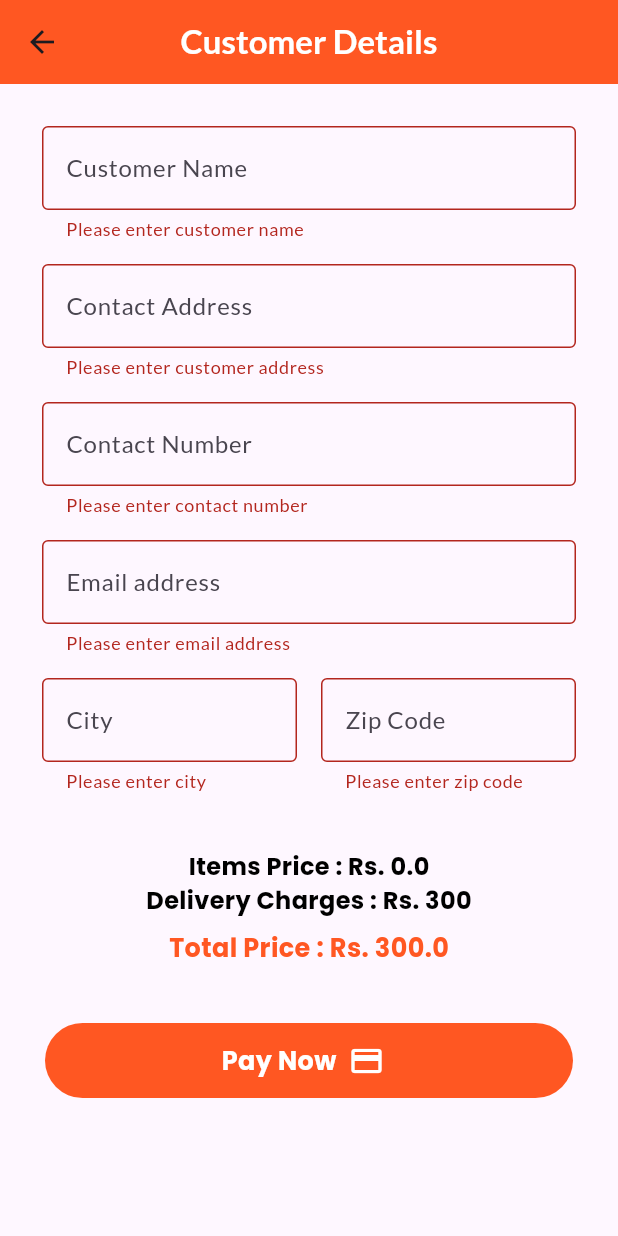
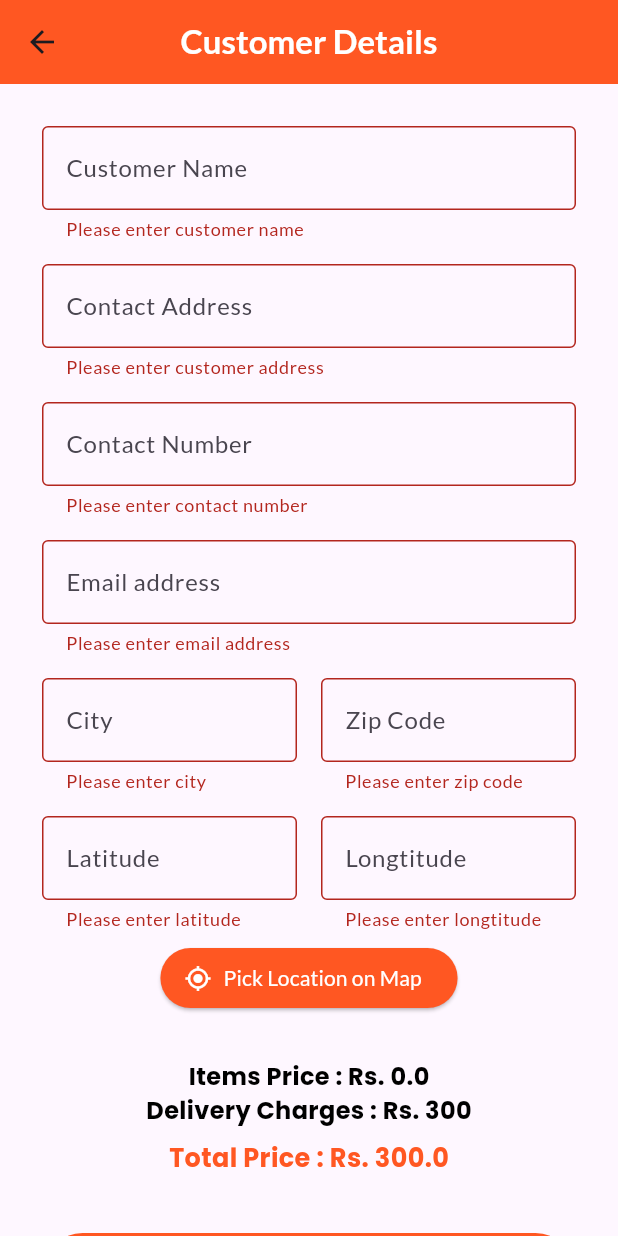
Before and after one commit to HiranthaDissanayake/Online_Shopping_app, a Flutter app: the OrderDetails screen opened directly, after a tap on "Pay Now", on a phone screen of 412 x 824 dp. Run offline on Flutter 3.47's test engine with Material 3 defaults, Android fonts, the phone set to English and light mode, and no system bars; our stand-ins replace cached_network_image, curved_navigation_bar, geolocator, google_fonts, google_maps_flutter; missing offline and left inert: flutter_stripe; network calls fail.

Commit message:
Added select customer location feature

```diff
--- a/online_shopping_app/Frontend/lib/Services/Api.dart
+++ b/online_shopping_app/Frontend/lib/Services/Api.dart
@@ -5,7 +5,7 @@ import 'package:online_shopping_app/components/bottomNavBar.dart';
 
 class Api {
 
-  static const baseUrl = "http://192.168.165.38:5001/api/";
+  static const baseUrl = "http://192.168.82.38:5001/api/";
 
   // POST API for register user
 
--- a/online_shopping_app/Frontend/lib/pages/item.dart
+++ b/online_shopping_app/Frontend/lib/pages/item.dart
@@ -283,7 +283,6 @@ class _ItemState extends State<Item> {
                     backgroundColor: Colors.deepOrange,
                   ),
                   onPressed: () {
-                    print("Current Count: $_count");
                     Provider.of<CartProvider>(context, listen: false).addToCart({
                       "name": widget.item["name"],
                       "price": widget.item["price"],
--- a/online_shopping_app/Frontend/lib/pages/order_details.dart
+++ b/online_shopping_app/Frontend/lib/pages/order_details.dart
@@ -2,6 +2,7 @@ import 'package:flutter/material.dart';
 import 'package:online_shopping_app/Provider/cartProvider.dart';
 import 'package:online_shopping_app/Services/Api.dart';
 import 'package:online_shopping_app/Services/stripe_services.dart';
+import 'package:online_shopping_app/pages/location_screen.dart';
 import 'package:provider/provider.dart';
 
 class OrderDetails extends StatefulWidget {
@@ -21,6 +22,25 @@ class _OrderDetailsState extends State<OrderDetails> {
   final TextEditingController _cityController = TextEditingController();
   final TextEditingController _zipCodeController = TextEditingController();
   final _formkey = GlobalKey<FormState>();
+
+  TextEditingController latitudeController = TextEditingController();
+  TextEditingController longitudeController = TextEditingController();
+  bool isLoading = false;
+
+  // Function to get user's current location
+  Future<void> _getLocation() async {
+    final selectedLocation = await Navigator.push(
+      context,
+      MaterialPageRoute(builder: (context) => MapScreen()),
+    );
+
+    if (selectedLocation != null) {
+      setState(() {
+        latitudeController.text = selectedLocation.latitude.toString();
+        longitudeController.text = selectedLocation.longitude.toString();
+      });
+    }
+  }
 
   @override
   Widget build(BuildContext context) {
@@ -100,7 +120,6 @@ class _OrderDetailsState extends State<OrderDetails> {
                         keyboardType: TextInputType.phone,
                       ),
                     ),
-
                     Padding(
                       padding: const EdgeInsets.all(8.0),
                       child: TextFormField(
@@ -113,8 +132,10 @@ class _OrderDetailsState extends State<OrderDetails> {
                           return null;
                         },
                         decoration: InputDecoration(
-                            helperText: "*Please enter email address only that you use to login",
-                            helperStyle: TextStyle(fontSize: 13,color: Colors.red),
+                            helperText:
+                                "*Please enter email address only that you use to login",
+                            helperStyle:
+                                TextStyle(fontSize: 13, color: Colors.red),
                             border: OutlineInputBorder(),
                             hintText: "Email address"),
                         keyboardType: TextInputType.text,
@@ -160,6 +181,53 @@ class _OrderDetailsState extends State<OrderDetails> {
                         ),
                       ],
                     ),
+                    Row(
+                      children: [
+                        Expanded(
+                          child: Padding(
+                            padding: const EdgeInsets.all(8.0),
+                            child: TextFormField(
+                                decoration: InputDecoration(
+
+                                    border: OutlineInputBorder(),
+                                    hintText: "Latitude"),
+                                controller: latitudeController,
+                                readOnly: true,
+                                validator: (value) {
+                                  if (value == null || value.isEmpty) {
+                                    return 'Please enter latitude';
+                                  }
+                                  return null;
+                                }),
+                          ),
+                        ),
+                        Expanded(
+                          child: Padding(
+                            padding: const EdgeInsets.all(8.0),
+                            child: TextFormField(
+                                decoration: InputDecoration(
+                                    border: OutlineInputBorder(),
+                                    hintText: "Longtitude"),
+                                controller: longitudeController,
+                                readOnly: true,
+                                validator: (value) {
+                                  if (value == null || value.isEmpty) {
+                                    return 'Please enter longtitude';
+                                  }
+                                  return null;
+                                }),
+                          ),
+                        ),
+                      ],
+                    ),
+                    ElevatedButton.icon(
+                      style: ElevatedButton.styleFrom(
+                          backgroundColor: Colors.deepOrange),
+                      onPressed: _getLocation,
+                      icon: Icon(Icons.my_location, color: Colors.white),
+                      label: Text('Pick Location on Map',
+                          style: TextStyle(color: Colors.white)),
+                    ),
                     Padding(
                       padding: const EdgeInsets.only(top: 30),
                       child: Text(
@@ -194,12 +262,20 @@ class _OrderDetailsState extends State<OrderDetails> {
                   child: GestureDetector(
                     onTap: () async {
                       if (_formkey.currentState!.validate()) {
+                        String latitude = latitudeController.text.trim();
+                        String longitude = longitudeController.text.trim();
+
+                        if (latitude.isEmpty || longitude.isEmpty) {
+                          ScaffoldMessenger.of(context).showSnackBar(SnackBar(
+                              content:
+                                  Text('Please enter or fetch your location')));
+                          return;
+                        }
                         bool paymentSuccess =
                             await StripePaymentService.processPayment(
                                 cartProvider.totalPrice);
 
                         if (paymentSuccess) {
-
                           // create map to store delivery details
                           var deleveryDetails = {
                             "name": _nameController.text,
@@ -208,18 +284,18 @@ class _OrderDetailsState extends State<OrderDetails> {
                             "email": _emailController.text,
                             "city": _cityController.text,
                             "zip": _zipCodeController.text,
+                            "latitude": latitude,
+                            "longitude": longitude,
                             "price": cartProvider.totalPrice + 300,
                           };
 
                           // pass the delivery details to api
                           Api.storeOrder(deleveryDetails, context);
 
-
-                          ScaffoldMessenger.of(context).showSnackBar(
-                              SnackBar(
-                                content: Text("Payment Successful!"),
-                                backgroundColor: Colors.green,
-                                ));
+                          ScaffoldMessenger.of(context).showSnackBar(SnackBar(
+                            content: Text("Payment Successful!"),
+                            backgroundColor: Colors.green,
+                          ));
                         } else {
                           ScaffoldMessenger.of(context).showSnackBar(
                               SnackBar(content: Text("Payment Failed!")));
--- a/online_shopping_app/Frontend/lib/pages/orders.dart
+++ b/online_shopping_app/Frontend/lib/pages/orders.dart
@@ -4,7 +4,7 @@ import 'package:online_shopping_app/Services/Api.dart';
 class Orders extends StatelessWidget {
   final String? userId; // User ID parameter
 
-  Orders({super.key, required this.userId}); // Pass userId to widget
+  const Orders({super.key, required this.userId}); // Pass userId to widget
 
   @override
   Widget build(BuildContext context) {
--- a/online_shopping_app/Frontend/pubspec.yaml
+++ b/online_shopping_app/Frontend/pubspec.yaml
@@ -41,6 +41,10 @@ dependencies:
   cached_network_image: ^3.4.1
   provider:
   flutter_stripe: ^11.4.0
+  geolocator: ^13.0.2
+  google_maps_flutter: ^2.10.1
+  latlong2: ^0.9.1
+  flutter_map: ^8.1.0
 
 dev_dependencies:
   flutter_test:
```
Also changed, not shown: online_shopping_app/Frontend/lib/pages/location_screen.dart (added, +147 -0 lines), online_shopping_app/Frontend/lib/Provider/cartProvider.dart (line endings or trailing spaces), online_shopping_app/Frontend/pubspec.lock, 9 other files.
